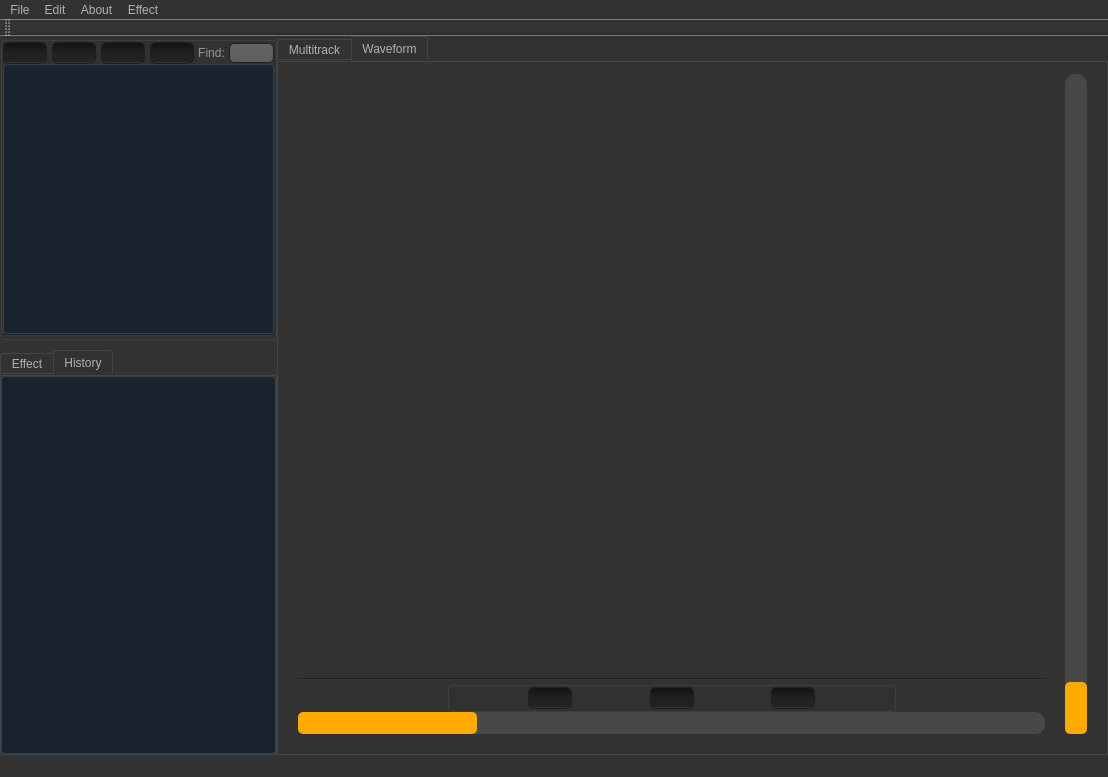
Qt form GUI/mainwindowForm.ui (TravisCao/MusicMonster) before a commit.
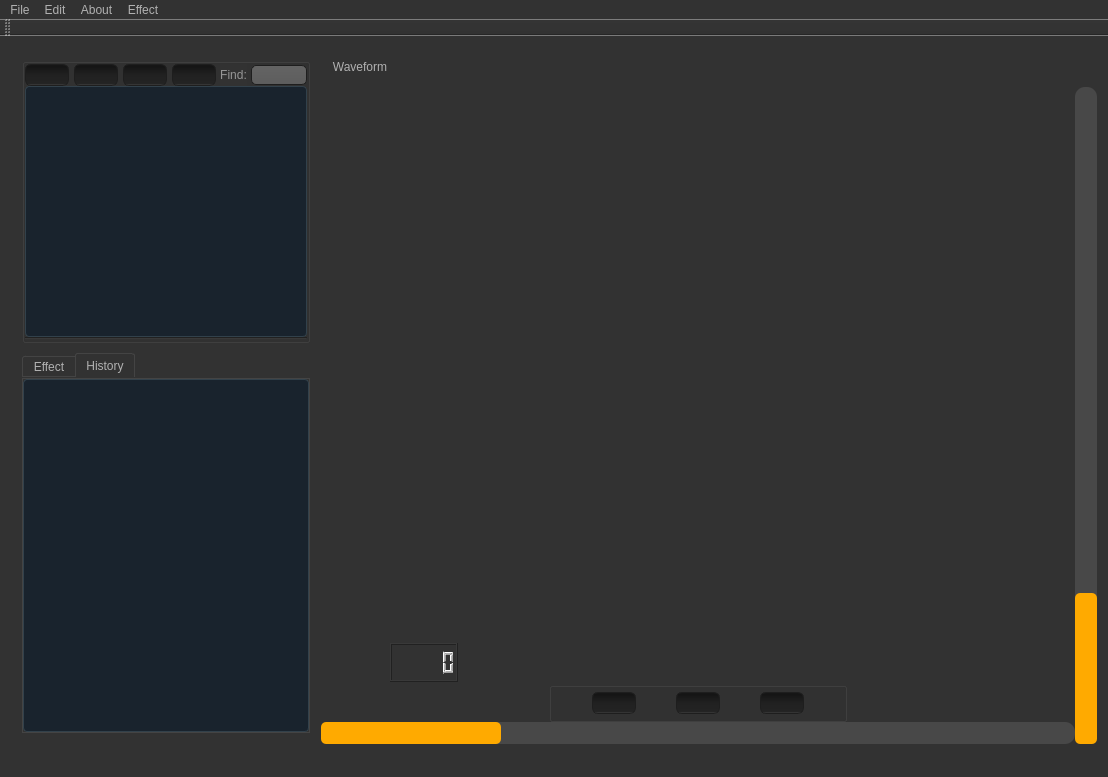
The same form after that commit. Icons and pictures are not drawn.

Commit message: achieve audio play pause, time, changed the get duration from readwav.cpp. not write connection with mainwindow

```diff
--- a/GUI/mainwindowForm.ui
+++ b/GUI/mainwindowForm.ui
@@ -556,37 +556,10 @@
    <enum>QTabWidget::Rounded</enum>
   </property>
   <widget class="QWidget" name="centralWidget">
-   <layout class="QHBoxLayout" name="horizontalLayout_2" stretch="1,3">
-    <property name="spacing">
-     <number>0</number>
-    </property>
-    <property name="leftMargin">
-     <number>0</number>
-    </property>
-    <property name="topMargin">
-     <number>0</number>
-    </property>
-    <property name="rightMargin">
-     <number>0</number>
-    </property>
-    <property name="bottomMargin">
-     <number>0</number>
-    </property>
+   <layout class="QHBoxLayout" name="horizontalLayout_8" stretch="2,5">
     <item>
      <widget class="QWidget" name="widget_4" native="true">
       <layout class="QVBoxLayout" name="verticalLayout_3">
-       <property name="leftMargin">
-        <number>0</number>
-       </property>
-       <property name="topMargin">
-        <number>0</number>
-       </property>
-       <property name="rightMargin">
-        <number>0</number>
-       </property>
-       <property name="bottomMargin">
-        <number>0</number>
-       </property>
        <item>
         <layout class="QVBoxLayout" name="verticalLayout_2" stretch="3,4">
          <property name="spacing">
@@ -661,7 +634,7 @@
                         <string/>
                        </property>
                        <property name="icon">
-                        <iconset resource="images.qrc">
+                        <iconset>
                          <normaloff>:/icon/openFile.jpg</normaloff>:/icon/openFile.jpg</iconset>
                        </property>
                       </widget>
@@ -681,7 +654,7 @@
                         <string notr="true"/>
                        </property>
                        <property name="icon">
-                        <iconset resource="images.qrc">
+                        <iconset>
                          <normaloff>:/icon/newFile.jpg</normaloff>:/icon/newFile.jpg</iconset>
                        </property>
                       </widget>
@@ -692,7 +665,7 @@
                         <string/>
                        </property>
                        <property name="icon">
-                        <iconset resource="images.qrc">
+                        <iconset>
                          <normaloff>:/icon/importFile.jpg</normaloff>:/icon/importFile.jpg</iconset>
                        </property>
                       </widget>
@@ -703,7 +676,7 @@
                         <string/>
                        </property>
                        <property name="icon">
-                        <iconset resource="images.qrc">
+                        <iconset>
                          <normaloff>:/icon/delete.jpg</normaloff>:/icon/delete.jpg</iconset>
                        </property>
                        <property name="iconSize">
@@ -834,45 +807,24 @@
      </widget>
     </item>
     <item>
-     <widget class="QTabWidget" name="mainTabWidget">
-      <property name="currentIndex">
-       <number>1</number>
-      </property>
-      <widget class="QWidget" name="multiTab">
-       <attribute name="title">
-        <string>Multitrack</string>
-       </attribute>
-       <layout class="QGridLayout" name="gridLayout_2" rowstretch="2,2,2,2,2,2,0,0,0">
-        <item row="0" column="2" rowspan="9">
-         <layout class="QHBoxLayout" name="horizontalLayout_8">
-          <item>
-           <widget class="QProgressBar" name="progressBar_3">
-            <property name="value">
-             <number>23</number>
-            </property>
-            <property name="alignment">
-             <set>Qt::AlignRight|Qt::AlignTrailing|Qt::AlignVCenter</set>
-            </property>
-            <property name="textVisible">
-             <bool>false</bool>
-            </property>
-            <property name="orientation">
-             <enum>Qt::Vertical</enum>
-            </property>
-            <property name="invertedAppearance">
-             <bool>false</bool>
-            </property>
-            <property name="textDirection">
-             <enum>QProgressBar::BottomToTop</enum>
-            </property>
-           </widget>
-          </item>
-         </layout>
-        </item>
-        <item row="7" column="0">
-         <layout class="QHBoxLayout" name="horizontalLayout_10" stretch="1,3,1">
+     <widget class="QWidget" name="widget_10" native="true">
+      <layout class="QGridLayout" name="gridLayout" rowstretch="1,14,1,1,1">
+       <property name="leftMargin">
+        <number>0</number>
+       </property>
+       <property name="topMargin">
+        <number>0</number>
+       </property>
+       <property name="rightMargin">
+        <number>0</number>
+       </property>
+       <property name="bottomMargin">
+        <number>0</number>
+       </property>
+       <item row="3" column="0">
+        <layout class="QHBoxLayout" name="horizontalLayout_6">
           <item>
-           <spacer name="horizontalSpacer_5">
+          <spacer name="horizontalSpacer_3">
             <property name="orientation">
              <enum>Qt::Horizontal</enum>
             </property>
@@ -921,7 +873,7 @@
                 <string/>
                </property>
                <property name="icon">
-                <iconset resource="images.qrc">
+               <iconset>
                  <normaloff>:/icon/stop.jpg</normaloff>:/icon/stop.jpg</iconset>
                </property>
               </widget>
@@ -945,7 +897,7 @@
                 <string/>
                </property>
                <property name="icon">
-                <iconset resource="images.qrc">
+               <iconset>
                  <normaloff>:/icon/play.jpg</normaloff>:/icon/play.jpg</iconset>
                </property>
               </widget>
@@ -969,7 +921,7 @@
                 <string/>
                </property>
                <property name="icon">
-                <iconset resource="images.qrc">
+               <iconset>
                  <normaloff>:/icon/pause.jpg</normaloff>:/icon/pause.jpg</iconset>
                </property>
               </widget>
@@ -991,7 +943,7 @@
            </widget>
           </item>
           <item>
-           <spacer name="horizontalSpacer_6">
+          <spacer name="horizontalSpacer_4">
             <property name="orientation">
              <enum>Qt::Horizontal</enum>
             </property>
@@ -1006,19 +958,9 @@
          </layout>
         </item>
         <item row="1" column="0">
-         <widget class="QWidget" name="widget_9" native="true"/>
-        </item>
-        <item row="2" column="0">
-         <widget class="Line" name="line">
-          <property name="orientation">
-           <enum>Qt::Horizontal</enum>
-          </property>
-         </widget>
-        </item>
-        <item row="0" column="0">
-         <widget class="QWidget" name="widget_3" native="true"/>
-        </item>
-        <item row="8" column="0">
+        <widget class="QWidget" name="widget_2" native="true"/>
+       </item>
+       <item row="4" column="0">
          <widget class="QProgressBar" name="progressBar_4">
           <property name="value">
            <number>24</number>
@@ -1028,57 +970,24 @@
           </property>
          </widget>
         </item>
-        <item row="0" column="1">
-         <widget class="Line" name="line_4">
+       <item row="2" column="0">
+        <layout class="QHBoxLayout" name="horizontalLayout_7" stretch="1,1,9">
+         <item>
+          <spacer name="horizontalSpacer_5">
           <property name="orientation">
-           <enum>Qt::Vertical</enum>
-          </property>
-         </widget>
-        </item>
-        <item row="4" column="0">
-         <widget class="Line" name="line_2">
-          <property name="orientation">
            <enum>Qt::Horizontal</enum>
           </property>
-         </widget>
-        </item>
-        <item row="6" column="0">
-         <widget class="Line" name="line_3">
-          <property name="orientation">
-           <enum>Qt::Horizontal</enum>
-          </property>
-         </widget>
-        </item>
-        <item row="5" column="0">
-         <widget class="QWidget" name="widget_7" native="true"/>
-        </item>
-        <item row="3" column="0">
-         <widget class="QWidget" name="widget_8" native="true"/>
-        </item>
-       </layout>
-      </widget>
-      <widget class="QWidget" name="waveFormTab">
-       <attribute name="title">
-        <string>Waveform</string>
-       </attribute>
-       <layout class="QGridLayout" name="gridLayout" rowstretch="2,0,0,0,0,0">
-        <property name="leftMargin">
-         <number>20</number>
-        </property>
-        <property name="topMargin">
-         <number>12</number>
-        </property>
-        <property name="rightMargin">
-         <number>20</number>
-        </property>
-        <property name="bottomMargin">
-         <number>20</number>
-        </property>
-        <item row="1" column="0">
-         <widget class="QWidget" name="widget_5" native="true"/>
-        </item>
-        <item row="4" column="0">
-         <layout class="QHBoxLayout" name="horizontalLayout_7" stretch="1,3,1">
+           <property name="sizeHint" stdset="0">
+            <size>
+             <width>40</width>
+             <height>20</height>
+            </size>
+           </property>
+          </spacer>
+         </item>
+         <item>
+          <widget class="QLCDNumber" name="lcdNumber"/>
+         </item>
           <item>
            <spacer name="horizontalSpacer_2">
             <property name="orientation">
@@ -1092,74 +1001,44 @@
             </property>
            </spacer>
           </item>
-          <item>
-           <widget class="QGroupBox" name="groupBox_4">
-            <property name="title">
-             <string/>
-            </property>
-            <layout class="QHBoxLayout" name="horizontalLayout_12">
-             <property name="leftMargin">
-              <number>0</number>
-             </property>
-             <property name="topMargin">
-              <number>0</number>
-             </property>
-             <property name="rightMargin">
-              <number>0</number>
-             </property>
-             <property name="bottomMargin">
-              <number>0</number>
-             </property>
-             <item>
-              <spacer name="horizontalSpacer_12">
+        </layout>
+       </item>
+       <item row="1" column="1" rowspan="4">
+        <widget class="QProgressBar" name="progressBar_3">
+         <property name="value">
+          <number>23</number>
+         </property>
+         <property name="alignment">
+          <set>Qt::AlignRight|Qt::AlignTrailing|Qt::AlignVCenter</set>
+         </property>
+         <property name="textVisible">
+          <bool>false</bool>
+         </property>
                <property name="orientation">
-                <enum>Qt::Horizontal</enum>
-               </property>
-               <property name="sizeHint" stdset="0">
-                <size>
-                 <width>40</width>
-                 <height>20</height>
-                </size>
-               </property>
-              </spacer>
-             </item>
-             <item>
-              <widget class="QPushButton" name="stopButtonMulti">
-               <property name="text">
-                <string/>
-               </property>
-               <property name="icon">
-                <iconset resource="images.qrc">
-                 <normaloff>:/icon/stop.jpg</normaloff>:/icon/stop.jpg</iconset>
-               </property>
-              </widget>
-             </item>
+          <enum>Qt::Vertical</enum>
+         </property>
+         <property name="invertedAppearance">
+          <bool>false</bool>
+         </property>
+         <property name="textDirection">
+          <enum>QProgressBar::BottomToTop</enum>
+         </property>
+        </widget>
+       </item>
+       <item row="0" column="0" colspan="2">
+        <layout class="QHBoxLayout" name="horizontalLayout_2" stretch="1,9">
              <item>
-              <spacer name="horizontalSpacer_13">
-               <property name="orientation">
-                <enum>Qt::Horizontal</enum>
-               </property>
-               <property name="sizeHint" stdset="0">
-                <size>
-                 <width>40</width>
-                 <height>20</height>
-                </size>
-               </property>
-              </spacer>
-             </item>
-             <item>
-              <widget class="QPushButton" name="playButtonMulti">
+          <widget class="QLabel" name="label_2">
                <property name="text">
-                <string/>
-               </property>
-               <property name="icon">
-                <iconset resource="images.qrc">
-                 <normaloff>:/icon/play.jpg</normaloff>:/icon/play.jpg</iconset>
+            <string>Waveform</string>
+           </property>
+           <property name="alignment">
+            <set>Qt::AlignCenter</set>
                </property>
               </widget>
              </item>
              <item>
-              <spacer name="horizontalSpacer_14">
+          <spacer name="horizontalSpacer">
                <property name="orientation">
                 <enum>Qt::Horizontal</enum>
                </property>
@@ -1171,103 +1050,9 @@
                </property>
               </spacer>
              </item>
-             <item>
-              <widget class="QPushButton" name="pauseButtonMulti">
-               <property name="text">
-                <string/>
-               </property>
-               <property name="icon">
-                <iconset resource="images.qrc">
-                 <normaloff>:/icon/pause.jpg</normaloff>:/icon/pause.jpg</iconset>
-               </property>
-              </widget>
-             </item>
-             <item>
-              <spacer name="horizontalSpacer_15">
-               <property name="orientation">
-                <enum>Qt::Horizontal</enum>
-               </property>
-               <property name="sizeHint" stdset="0">
-                <size>
-                 <width>40</width>
-                 <height>20</height>
-                </size>
-               </property>
-              </spacer>
-             </item>
-            </layout>
-           </widget>
-          </item>
-          <item>
-           <spacer name="horizontalSpacer_3">
-            <property name="orientation">
-             <enum>Qt::Horizontal</enum>
-            </property>
-            <property name="sizeHint" stdset="0">
-             <size>
-              <width>40</width>
-              <height>20</height>
-             </size>
-            </property>
-           </spacer>
-          </item>
-         </layout>
-        </item>
-        <item row="3" column="0">
-         <widget class="QWidget" name="widget_6" native="true"/>
-        </item>
-        <item row="0" column="1" rowspan="6">
-         <layout class="QHBoxLayout" name="horizontalLayout_6">
-          <item>
-           <spacer name="verticalSpacer">
-            <property name="orientation">
-             <enum>Qt::Vertical</enum>
-            </property>
-            <property name="sizeHint" stdset="0">
-             <size>
-              <width>20</width>
-              <height>40</height>
-             </size>
-            </property>
-           </spacer>
-          </item>
-          <item>
-           <widget class="QProgressBar" name="progressBar">
-            <property name="value">
-             <number>8</number>
-            </property>
-            <property name="textVisible">
-             <bool>false</bool>
-            </property>
-            <property name="orientation">
-             <enum>Qt::Vertical</enum>
-            </property>
-           </widget>
-          </item>
-         </layout>
-        </item>
-        <item row="5" column="0">
-         <widget class="QProgressBar" name="progressBar_2">
-          <property name="value">
-           <number>24</number>
-          </property>
-          <property name="textVisible">
-           <bool>false</bool>
-          </property>
-         </widget>
-        </item>
-        <item row="0" column="0">
-         <widget class="QWidget" name="widget_2" native="true"/>
-        </item>
-        <item row="2" column="0">
-         <widget class="Line" name="line_5">
-          <property name="orientation">
-           <enum>Qt::Horizontal</enum>
-          </property>
-         </widget>
-        </item>
-       </layout>
-      </widget>
+        </layout>
+       </item>
+      </layout>
      </widget>
     </item>
    </layout>
```
Left out of the diff: 4 changed lines with no effect on the pictures. Lines whose indentation alone changed are shown as unchanged. The commit also changes 8 other files.
